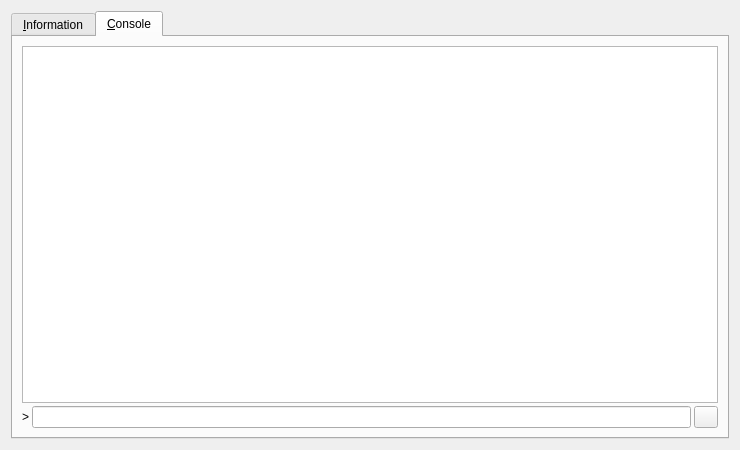
Before: the Qt Designer form src/qt/forms/rpcconsole.ui in coinkeeper/2015-06-22_18-55_clams, drawn with Qt 5.
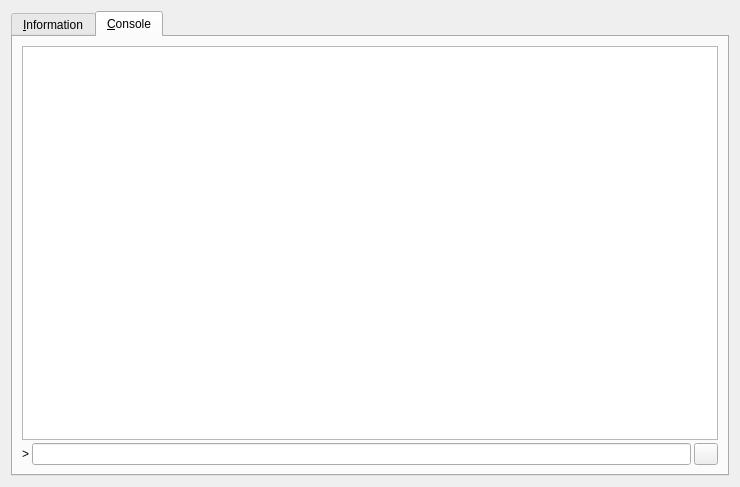
After: the same form once the commit is applied. The open tabs and pages were chosen to show the change. Icons and pictures are not drawn.

Patch:
```diff
--- a/src/qt/forms/rpcconsole.ui
+++ b/src/qt/forms/rpcconsole.ui
@@ -7,7 +7,7 @@
     <x>0</x>
     <y>0</y>
     <width>740</width>
-    <height>450</height>
+    <height>487</height>
    </rect>
   </property>
   <property name="windowTitle">
```
Left out of the diff: 2 changed lines with no effect on the pictures.
